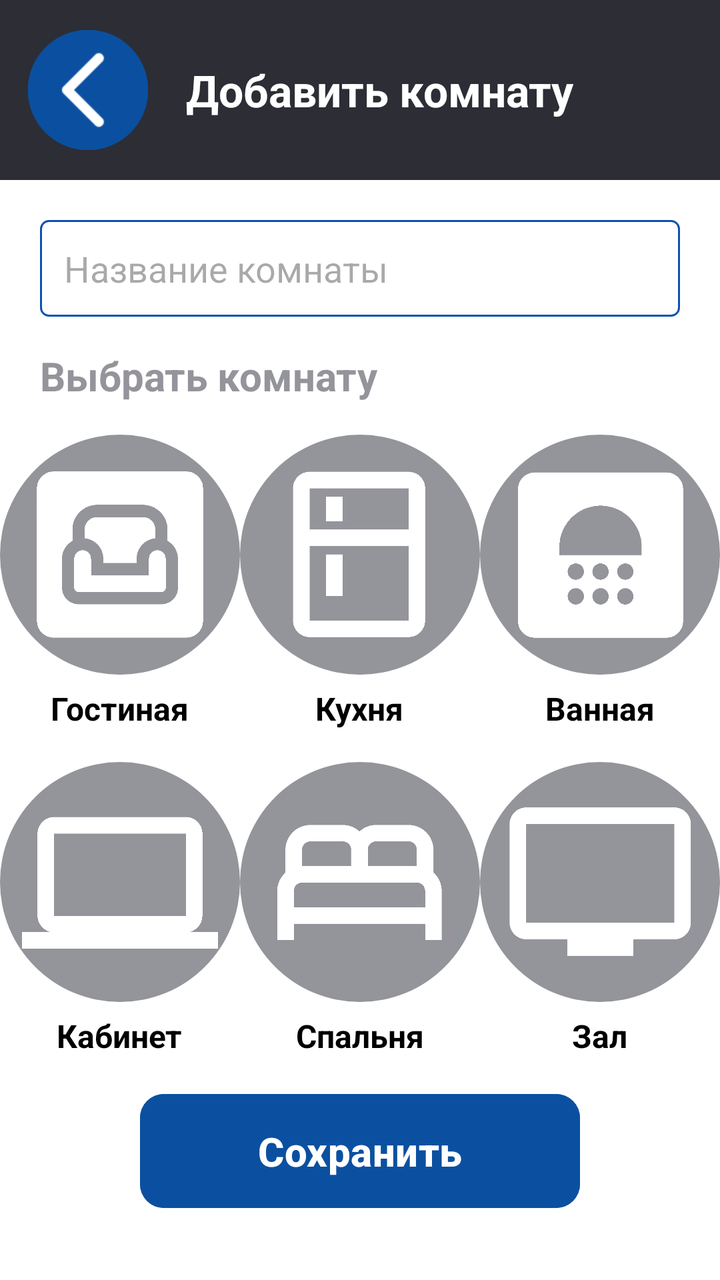
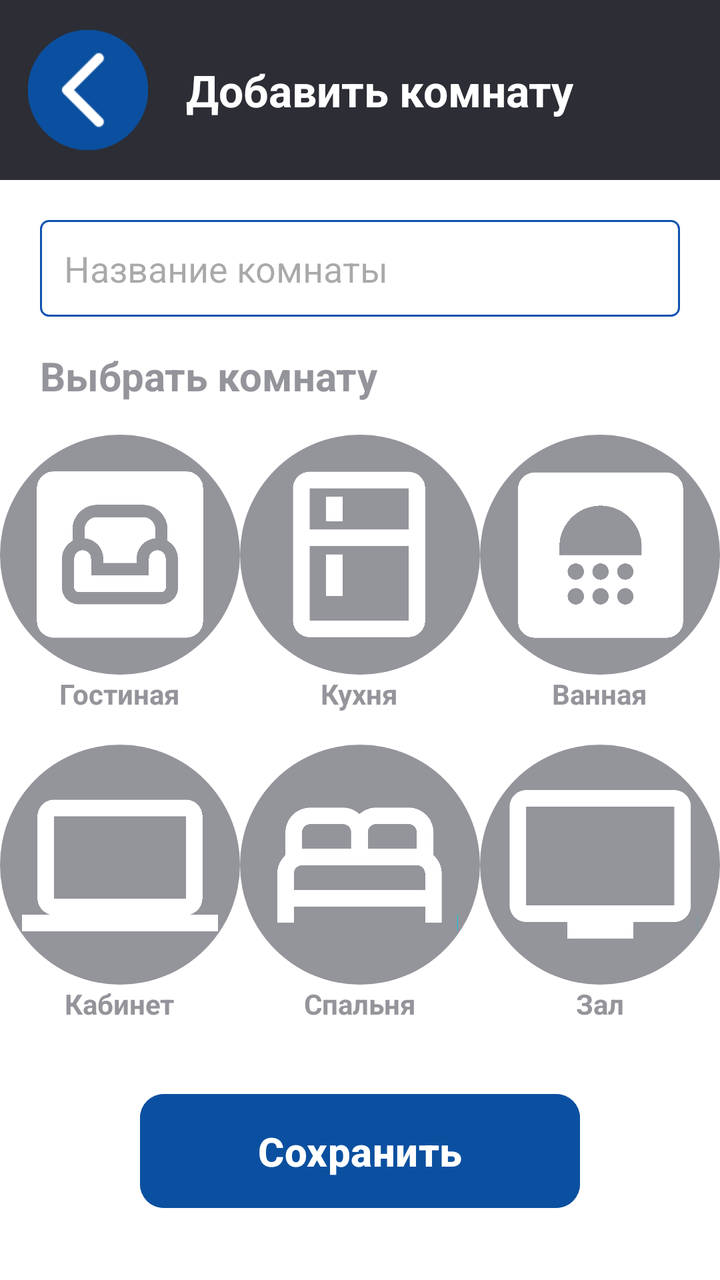

Before-and-after screenshots of an Android layout around one commit, followed by the original layout XML and the change that was made.
<!-- AndroidManifest.xml: application theme Theme.HomeSmartPractice -->
<!-- res/layout/activity_add_room.xml -->
<?xml version="1.0" encoding="utf-8"?>
<androidx.constraintlayout.widget.ConstraintLayout
    xmlns:android="http://schemas.android.com/apk/res/android"
    xmlns:app="http://schemas.android.com/apk/res-auto"
    android:layout_width="match_parent"
    android:layout_height="match_parent"
    android:id="@+id/main"
    android:background="#FFFFFF">

    <androidx.constraintlayout.widget.ConstraintLayout
        android:id="@+id/clHeader"
        android:layout_width="match_parent"
        android:layout_height="90dp"
        android:background="#2C2D35"
        app:layout_constraintTop_toTopOf="parent">

        <ImageButton
            android:id="@+id/btnBack"
            android:layout_width="60dp"
            android:layout_height="60dp"
            android:layout_marginStart="14dp"
            android:background="@drawable/circle_button_background"
            android:scaleType="fitCenter"
            android:src="@drawable/ic_backarrow"
            app:layout_constraintBottom_toBottomOf="parent"
            app:layout_constraintStart_toStartOf="parent"
            app:layout_constraintTop_toTopOf="parent" />


        <TextView
            android:id="@+id/tvHeaderTitle"
            android:layout_width="wrap_content"
            android:layout_height="wrap_content"
            android:layout_marginStart="20dp"
            android:text="Добавить комнату"
            android:textColor="#FFFFFF"
            android:textSize="22sp"
            android:textStyle="bold"
            app:layout_constraintTop_toTopOf="parent"
            app:layout_constraintBottom_toBottomOf="parent"
            app:layout_constraintStart_toStartOf="parent"
            app:layout_constraintEnd_toEndOf="parent" />
    </androidx.constraintlayout.widget.ConstraintLayout>

    
    <EditText
        android:id="@+id/et_room_name"
        android:layout_width="0dp"
        android:layout_height="wrap_content"
        android:hint="Название комнаты"
        android:background="@drawable/bg_edit_text"
        android:layout_marginHorizontal="20dp"
        android:padding="12dp"
        android:layout_marginTop="20dp"
        app:layout_constraintTop_toBottomOf="@id/clHeader"
        app:layout_constraintStart_toStartOf="parent"
        app:layout_constraintEnd_toEndOf="parent" />

    
    <TextView
        android:id="@+id/tv_select_room"
        android:layout_width="wrap_content"
        android:layout_height="wrap_content"
        android:text="Выбрать комнату"
        android:layout_marginHorizontal="20dp"
        android:textStyle="bold"
        android:textColor="#94949B"
        android:textSize="20sp"
        android:layout_marginTop="16dp"
        app:layout_constraintTop_toBottomOf="@id/et_room_name"
        app:layout_constraintStart_toStartOf="parent" />

    

    
    <LinearLayout
        android:id="@+id/layout_living_room"
        style="@style/RoomContainer"
        android:layout_marginTop="16dp"
        app:layout_constraintTop_toBottomOf="@id/tv_select_room"
        app:layout_constraintStart_toStartOf="parent"
        app:layout_constraintEnd_toStartOf="@id/layout_kitchen"
        app:layout_constraintHorizontal_chainStyle="spread">

        <ImageView
            style="@style/RoomIcon"
            android:src="@drawable/ic_livingroom"
            android:contentDescription="Гостиная"/>

        <TextView
            style="@style/RoomText"
            android:text="Гостиная"
            android:textStyle="bold"/>
    </LinearLayout>

    
    <LinearLayout
        android:id="@+id/layout_kitchen"
        style="@style/RoomContainer"
        app:layout_constraintTop_toTopOf="@id/layout_living_room"
        app:layout_constraintStart_toEndOf="@id/layout_living_room"
        app:layout_constraintEnd_toStartOf="@id/layout_bathroom">

        <ImageView
            style="@style/RoomIcon"
            android:src="@drawable/ic_kitchen"/>

        <TextView
            style="@style/RoomText"
            android:text="Кухня"/>
    </LinearLayout>

    
    <LinearLayout
        android:id="@+id/layout_bathroom"
        style="@style/RoomContainer"
        app:layout_constraintTop_toTopOf="@id/layout_living_room"
        app:layout_constraintStart_toEndOf="@id/layout_kitchen"
        app:layout_constraintEnd_toEndOf="parent">

        <ImageView
            style="@style/RoomIcon"
            android:src="@drawable/ic_bathroom"
            android:contentDescription="Ванная"/>

        <TextView
            style="@style/RoomText"
            android:text="Ванная"/>
    </LinearLayout>

    

    
    <LinearLayout
        android:id="@+id/layout_office"
        style="@style/RoomContainer"
        android:layout_marginTop="16dp"
        app:layout_constraintTop_toBottomOf="@id/layout_living_room"
        app:layout_constraintStart_toStartOf="parent"
        app:layout_constraintEnd_toStartOf="@id/layout_bedroom"
        app:layout_constraintHorizontal_chainStyle="spread">

        <ImageView
            style="@style/RoomIcon"
            android:src="@drawable/ic_office"
            android:contentDescription="Кабинет"/>

        <TextView
            style="@style/RoomText"
            android:text="Кабинет"/>
    </LinearLayout>

    
    <LinearLayout
        android:id="@+id/layout_bedroom"
        style="@style/RoomContainer"
        app:layout_constraintTop_toTopOf="@id/layout_office"
        app:layout_constraintStart_toEndOf="@id/layout_office"
        app:layout_constraintEnd_toStartOf="@id/layout_hall">

        <ImageView
            style="@style/RoomIcon"
            android:src="@drawable/ic_bedroom"
            android:contentDescription="Спальня"/>

        <TextView
            style="@style/RoomText"
            android:text="Спальня"/>
    </LinearLayout>

    
    <LinearLayout
        android:id="@+id/layout_hall"
        style="@style/RoomContainer"
        app:layout_constraintTop_toTopOf="@id/layout_office"
        app:layout_constraintStart_toEndOf="@id/layout_bedroom"
        app:layout_constraintEnd_toEndOf="parent">

        <ImageView
            style="@style/RoomIcon"
            android:src="@drawable/ic_hall"
            android:contentDescription="Зал"/>

        <TextView
            style="@style/RoomText"
            android:text="Зал"/>
    </LinearLayout>

    <Button
        android:id="@+id/btnSave"
        android:layout_width="0dp"
        android:layout_height="65dp"
        android:layout_marginHorizontal="70dp"
        android:layout_marginBottom="32dp"
        android:backgroundTint="#0B50A0"
        android:text="Сохранить"
        android:textStyle="bold"
        android:textAllCaps="false"
        android:textColor="#FFFFFF"
        android:textSize="20sp"
        app:cornerRadius="12dp"
        app:layout_constraintBottom_toBottomOf="parent"
        app:layout_constraintEnd_toEndOf="parent"
        app:layout_constraintStart_toStartOf="parent" />

</androidx.constraintlayout.widget.ConstraintLayout>
<!-- resources referenced by this layout -->
<resources>
  <!-- drawable bg_edit_text (drawable) -->
  <?xml version="1.0" encoding="utf-8"?>
  <shape xmlns:android="http://schemas.android.com/apk/res/android">
      <solid android:color="@android:color/white" />
      <stroke android:width="1dp"
          android:color="#0D52B1" />
      <corners android:radius="4dp" />
  </shape>
  <!-- drawable circle_button_background (drawable) -->
  <?xml version="1.0" encoding="utf-8"?>
  <shape xmlns:android="http://schemas.android.com/apk/res/android"
      android:shape="oval">
      <solid android:color="#0B50A0" />
  </shape>
  <!-- drawable ic_backarrow: png bitmap (drawable, 2517 bytes) -->
  <!-- drawable ic_bathroom: png bitmap (drawable, 6065 bytes) -->
  <!-- drawable ic_bedroom: png bitmap (drawable, 4423 bytes) -->
  <!-- drawable ic_hall: png bitmap (drawable, 6167 bytes) -->
  <!-- drawable ic_kitchen: png bitmap (drawable, 4165 bytes) -->
  <!-- drawable ic_livingroom: png bitmap (drawable, 6296 bytes) -->
  <!-- drawable ic_office: png bitmap (drawable, 3894 bytes) -->
  <style name="RoomContainer">
          <item name="android:layout_width">0dp</item>
          <item name="android:layout_height">wrap_content</item>
          <item name="android:orientation">vertical</item>
          <item name="android:gravity">center</item>
          <item name="android:clickable">true</item>
          <item name="android:focusable">true</item>
      </style>
  <style name="RoomIcon">
          <item name="android:layout_width">120dp</item>
          <item name="android:layout_height">120dp</item>
          <item name="android:background">@drawable/selector_room_bg</item>
          <item name="android:padding">11dp</item>
          <item name="android:contentDescription">@null</item>
      </style>
  <style name="RoomText">
          <item name="android:layout_width">wrap_content</item>
          <item name="android:layout_height">wrap_content</item>
          <item name="android:layout_marginTop">6dp</item>
          <item name="android:textColor">@color/selector_room_text</item>
          <item name="android:textSize">16sp</item>
          <item name="android:textStyle">bold</item>
      </style>
  <style name="Theme.HomeSmartPractice" parent="Base.Theme.HomeSmartPractice" />
  <!-- drawable selector_room_bg (drawable) -->
  <?xml version="1.0" encoding="utf-8"?>
  <selector xmlns:android="http://schemas.android.com/apk/res/android">
      
      <item android:state_checked="true">
          <shape android:shape="oval"> 
              <solid android:color="#0B50A0"/>
              <size android:width="80dp" android:height="80dp"/>
          </shape>
      </item>
  
      
      <item android:state_checked="false">
          <shape android:shape="oval">
              <solid android:color="#94949B"/>
              <size android:width="80dp" android:height="80dp"/>
          </shape>
      </item>
  </selector>
  <style name="Base.Theme.HomeSmartPractice" parent="Theme.Material3.DayNight.NoActionBar">
          
          
      </style>
</resources>

<!-- the commit's change to res/layout/activity_add_room.xml (unified diff, before → after) -->
@@ -90,7 +90,8 @@
         <TextView
             style="@style/RoomText"
             android:text="Гостиная"
-            android:textStyle="bold"/>
+            android:textStyle="bold"
+            />
     </LinearLayout>
 
     
@@ -107,7 +108,8 @@
 
         <TextView
             style="@style/RoomText"
-            android:text="Кухня"/>
+            android:text="Кухня"
+            android:textStyle="bold"/>
     </LinearLayout>
 
     
@@ -125,7 +127,8 @@
 
         <TextView
             style="@style/RoomText"
-            android:text="Ванная"/>
+            android:text="Ванная"
+            android:textStyle="bold"/>
     </LinearLayout>
 
     
@@ -147,7 +150,8 @@
 
         <TextView
             style="@style/RoomText"
-            android:text="Кабинет"/>
+            android:text="Кабинет"
+            android:textStyle="bold"/>
     </LinearLayout>
 
     
@@ -165,7 +169,8 @@
 
         <TextView
             style="@style/RoomText"
-            android:text="Спальня"/>
+            android:text="Спальня"
+            android:textStyle="bold"/>
     </LinearLayout>
 
     
@@ -183,7 +188,8 @@
 
         <TextView
             style="@style/RoomText"
-            android:text="Зал"/>
+            android:text="Зал"
+            android:textStyle="bold"/>
     </LinearLayout>
 
     <Button
<!-- resource entries referenced after the edit -->
@@ -34,33 +34,26 @@
           <item name="android:layout_height">120dp</item>
           <item name="android:background">@drawable/selector_room_bg</item>
           <item name="android:padding">11dp</item>
-          <item name="android:contentDescription">@null</item>
+          <item name="android:duplicateParentState">true</item>
       </style>
   <style name="RoomText">
           <item name="android:layout_width">wrap_content</item>
           <item name="android:layout_height">wrap_content</item>
-          <item name="android:layout_marginTop">6dp</item>
-          <item name="android:textColor">@color/selector_room_text</item>
-          <item name="android:textSize">16sp</item>
-          <item name="android:textStyle">bold</item>
+          <item name="android:textColor">#94949B</item>
+          <item name="android:duplicateParentState">true</item>
       </style>
   <style name="Theme.HomeSmartPractice" parent="Base.Theme.HomeSmartPractice" />
   <!-- drawable selector_room_bg (drawable) -->
   <?xml version="1.0" encoding="utf-8"?>
   <selector xmlns:android="http://schemas.android.com/apk/res/android">
-      
-      <item android:state_checked="true">
-          <shape android:shape="oval"> 
+      <item android:state_selected="true">
+          <shape android:shape="oval">
               <solid android:color="#0B50A0"/>
-              <size android:width="80dp" android:height="80dp"/>
           </shape>
       </item>
-  
-      
-      <item android:state_checked="false">
+      <item>
           <shape android:shape="oval">
               <solid android:color="#94949B"/>
-              <size android:width="80dp" android:height="80dp"/>
           </shape>
       </item>
   </selector>
